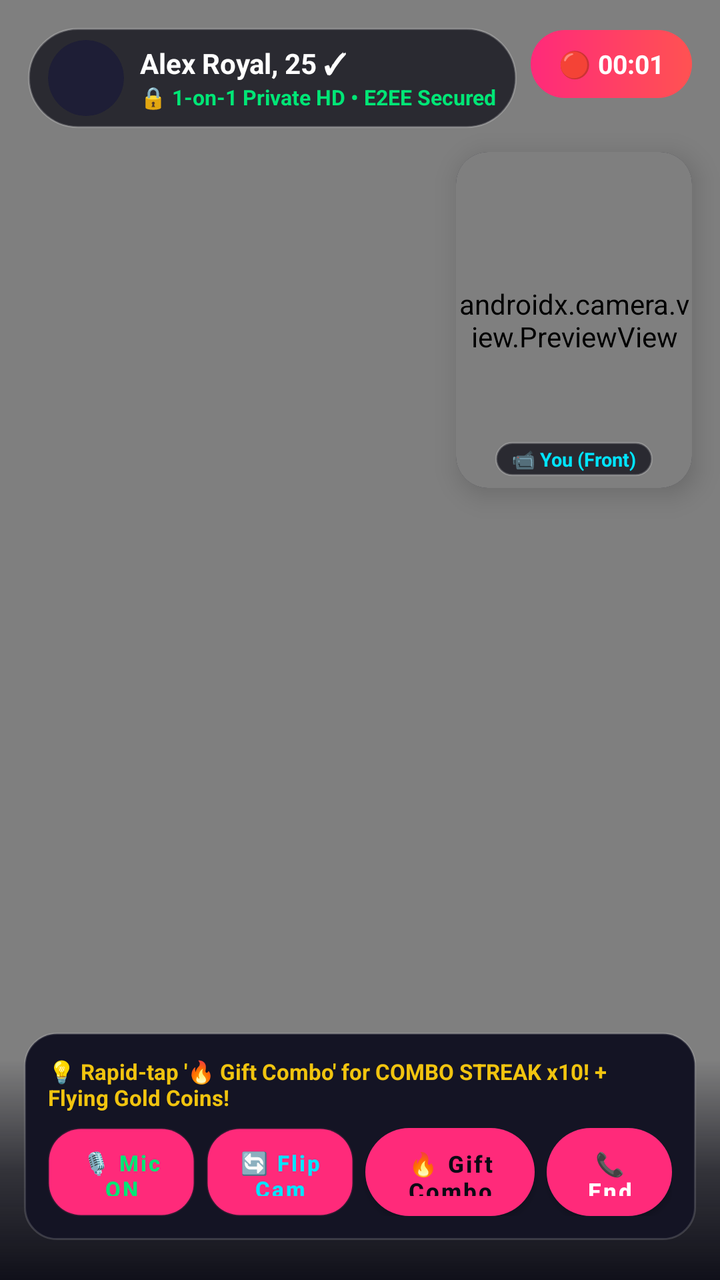
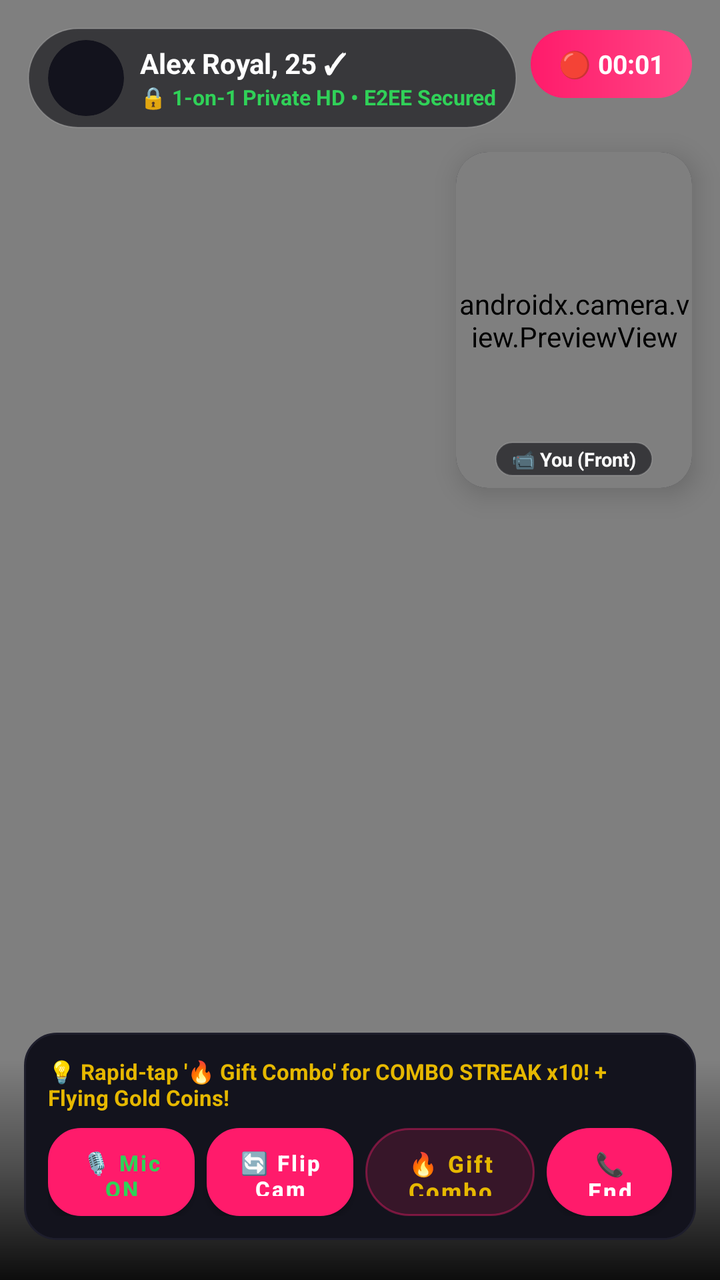

Screens rendered from an Android XML layout before and after an edit, with the pre-edit source and the edit as a unified diff.
<!-- AndroidManifest.xml: application theme Theme.QLUVX -->
<!-- res/layout/activity_private_video_call.xml -->
<?xml version="1.0" encoding="utf-8"?>
<FrameLayout xmlns:android="http://schemas.android.com/apk/res/android"
    xmlns:app="http://schemas.android.com/apk/res-auto"
    android:id="@+id/rootPrivateVideoCall"
    android:layout_width="match_parent"
    android:layout_height="match_parent"
    android:background="#0A0A14">

    
    <RelativeLayout
        android:layout_width="match_parent"
        android:layout_height="match_parent">

        <ImageView
            android:id="@+id/ivRemotePartnerBackdrop"
            android:layout_width="match_parent"
            android:layout_height="match_parent"
            android:scaleType="centerCrop" />

        <VideoView
            android:id="@+id/vvRemotePartnerVideo"
            android:layout_width="match_parent"
            android:layout_height="match_parent"
            android:layout_centerInParent="true" />

        
        <View
            android:layout_width="match_parent"
            android:layout_height="110dp"
            android:layout_alignParentBottom="true"
            android:background="@drawable/bg_nearby_bottom_scrim" />
    </RelativeLayout>

    
    <RelativeLayout
        android:layout_width="match_parent"
        android:layout_height="wrap_content"
        android:paddingHorizontal="14dp"
        android:paddingTop="14dp">

        <LinearLayout
            android:layout_width="wrap_content"
            android:layout_height="wrap_content"
            android:background="@drawable/bg_walla_pill_dark"
            android:gravity="center_vertical"
            android:orientation="horizontal"
            android:paddingHorizontal="10dp"
            android:paddingVertical="6dp">

            <androidx.cardview.widget.CardView
                android:layout_width="38dp"
                android:layout_height="38dp"
                app:cardBackgroundColor="#1E1E36"
                app:cardCornerRadius="19dp"
                app:cardElevation="0dp">

                <ImageView
                    android:id="@+id/ivPartnerHeaderAvatar"
                    android:layout_width="match_parent"
                    android:layout_height="match_parent"
                    android:scaleType="centerCrop" />
            </androidx.cardview.widget.CardView>

            <LinearLayout
                android:layout_width="wrap_content"
                android:layout_height="wrap_content"
                android:layout_marginStart="8dp"
                android:orientation="vertical">

                <TextView
                    android:id="@+id/tvCallPartnerName"
                    android:layout_width="wrap_content"
                    android:layout_height="wrap_content"
                    android:text="Alex Royal, 25 ✓"
                    android:textColor="#FFFFFF"
                    android:textSize="14sp"
                    android:textStyle="bold" />

                <TextView
                    android:id="@+id/tvCallEncryptedStatus"
                    android:layout_width="wrap_content"
                    android:layout_height="wrap_content"
                    android:text="🔒 1-on-1 Private HD • E2EE Secured"
                    android:textColor="#00E676"
                    android:textSize="10.5sp"
                    android:textStyle="bold" />
            </LinearLayout>
        </LinearLayout>

        
        <TextView
            android:id="@+id/tvCallTimer"
            android:layout_width="wrap_content"
            android:layout_height="34dp"
            android:layout_alignParentEnd="true"
            android:layout_centerVertical="true"
            android:background="@drawable/bg_walla_pink_pill"
            android:gravity="center"
            android:paddingHorizontal="14dp"
            android:text="🔴 00:01"
            android:textColor="#FFFFFF"
            android:textSize="13sp"
            android:textStyle="bold" />
    </RelativeLayout>

    
    <androidx.cardview.widget.CardView
        android:id="@+id/cardFloatingPipLocal"
        android:layout_width="118dp"
        android:layout_height="168dp"
        android:layout_gravity="top|end"
        android:layout_marginTop="76dp"
        android:layout_marginEnd="14dp"
        app:cardBackgroundColor="#141424"
        app:cardCornerRadius="16dp"
        app:cardElevation="8dp">

        <RelativeLayout
            android:layout_width="match_parent"
            android:layout_height="match_parent">

            <ImageView
                android:id="@+id/ivLocalPipFallback"
                android:layout_width="match_parent"
                android:layout_height="match_parent"
                android:scaleType="centerCrop" />

            <androidx.camera.view.PreviewView
                android:id="@+id/previewLocalPipCamera"
                android:layout_width="match_parent"
                android:layout_height="match_parent" />

            <TextView
                android:id="@+id/tvPipCameraBadge"
                android:layout_width="wrap_content"
                android:layout_height="wrap_content"
                android:layout_alignParentBottom="true"
                android:layout_centerHorizontal="true"
                android:layout_marginBottom="6dp"
                android:background="@drawable/bg_walla_pill_dark"
                android:paddingHorizontal="8dp"
                android:paddingVertical="2dp"
                android:text="📹 You (Front)"
                android:textColor="#00E5FF"
                android:textSize="9.5sp"
                android:textStyle="bold" />
        </RelativeLayout>
    </androidx.cardview.widget.CardView>

    
    <FrameLayout
        android:id="@+id/videoCallComboContainer"
        android:layout_width="match_parent"
        android:layout_height="match_parent"
        android:clickable="false"
        android:focusable="false" />

    
    <LinearLayout
        android:layout_width="match_parent"
        android:layout_height="wrap_content"
        android:layout_gravity="bottom"
        android:layout_marginHorizontal="12dp"
        android:layout_marginBottom="20dp"
        android:background="@drawable/bg_walla_glass_card"
        android:gravity="center"
        android:orientation="vertical"
        android:padding="12dp">

        <TextView
            android:id="@+id/tvComboHintBanner"
            android:layout_width="wrap_content"
            android:layout_height="wrap_content"
            android:layout_marginBottom="8dp"
            android:text="💡 Rapid-tap '🔥 Gift Combo' for COMBO STREAK x10! + Flying Gold Coins!"
            android:textColor="#F1C40F"
            android:textSize="11sp"
            android:textStyle="bold" />

        <LinearLayout
            android:layout_width="match_parent"
            android:layout_height="wrap_content"
            android:gravity="center"
            android:orientation="horizontal"
            android:weightSum="4">

            
            <Button
                android:id="@+id/btnCallMuteMic"
                android:layout_width="0dp"
                android:layout_height="44dp"
                android:layout_marginEnd="6dp"
                android:layout_weight="1"
                android:background="@drawable/bg_walla_glass_card"
                android:text="🎙️ Mic ON"
                android:textAllCaps="false"
                android:textColor="#00E676"
                android:textSize="11sp"
                android:textStyle="bold" />

            
            <Button
                android:id="@+id/btnCallFlipCamera"
                android:layout_width="0dp"
                android:layout_height="44dp"
                android:layout_marginEnd="6dp"
                android:layout_weight="1"
                android:background="@drawable/bg_walla_glass_card"
                android:text="🔄 Flip Cam"
                android:textAllCaps="false"
                android:textColor="#00E5FF"
                android:textSize="11sp"
                android:textStyle="bold" />

            
            <Button
                android:id="@+id/btnCallGiftCombo"
                android:layout_width="0dp"
                android:layout_height="44dp"
                android:layout_marginEnd="6dp"
                android:layout_weight="1.15"
                android:background="@drawable/bg_walla_gold_pill"
                android:text="🔥 Gift Combo"
                android:textAllCaps="false"
                android:textColor="#0A0A14"
                android:textSize="11.5sp"
                android:textStyle="bold" />

            
            <Button
                android:id="@+id/btnEndVideoCall"
                android:layout_width="0dp"
                android:layout_height="44dp"
                android:layout_weight="0.85"
                android:background="@drawable/bg_walla_pink_pill"
                android:text="📞 End"
                android:textAllCaps="false"
                android:textColor="#FFFFFF"
                android:textSize="11.5sp"
                android:textStyle="bold" />
        </LinearLayout>
    </LinearLayout>

</FrameLayout>
<!-- resources referenced by this layout -->
<resources>
  <!-- drawable bg_nearby_bottom_scrim (drawable) -->
  <?xml version="1.0" encoding="utf-8"?>
  <shape xmlns:android="http://schemas.android.com/apk/res/android"
      android:shape="rectangle">
      <gradient
          android:angle="90"
          android:centerColor="#A60A0A14"
          android:endColor="#000A0A14"
          android:startColor="#F20A0A14" />
  </shape>
  <!-- drawable bg_walla_glass_card (drawable) -->
  <?xml version="1.0" encoding="utf-8"?>
  <shape xmlns:android="http://schemas.android.com/apk/res/android"
      android:shape="rectangle">
      <solid android:color="#141424" />
      <corners android:radius="16dp" />
      <stroke
          android:width="1dp"
          android:color="#26FFFFFF" />
  </shape>
  <!-- drawable bg_walla_gold_pill (drawable) -->
  <?xml version="1.0" encoding="utf-8"?>
  <shape xmlns:android="http://schemas.android.com/apk/res/android"
      android:shape="rectangle">
      <gradient
          android:angle="0"
          android:endColor="#FF8F00"
          android:startColor="#F1C40F" />
      <corners android:radius="999dp" />
  </shape>
  <!-- drawable bg_walla_pill_dark (drawable) -->
  <?xml version="1.0" encoding="utf-8"?>
  <shape xmlns:android="http://schemas.android.com/apk/res/android"
      android:shape="rectangle">
      <solid android:color="#B80A0A14" />
      <corners android:radius="999dp" />
      <stroke
          android:width="1dp"
          android:color="#33FFFFFF" />
  </shape>
  <!-- drawable bg_walla_pink_pill (drawable) -->
  <?xml version="1.0" encoding="utf-8"?>
  <shape xmlns:android="http://schemas.android.com/apk/res/android"
      android:shape="rectangle">
      <gradient
          android:angle="0"
          android:endColor="#FF5252"
          android:startColor="#FF2A7A" />
      <corners android:radius="999dp" />
  </shape>
  <style name="Theme.QLUVX" parent="Theme.MaterialComponents.DayNight.NoActionBar">
          <item name="colorPrimary">@color/walla_pink_neon</item>
          <item name="colorPrimaryVariant">@color/walla_surface_obsidian</item>
          <item name="colorSecondary">@color/walla_cyan_neon</item>
          <item name="android:windowBackground">@color/walla_bg_velvet</item>
          <item name="android:statusBarColor">#0A0A14</item>
          <item name="android:navigationBarColor">#101020</item>
          <item name="android:textColorPrimary">@color/qluvx_text_primary</item>
          <item name="android:textColorSecondary">@color/qluvx_text_secondary</item>
      </style>
  <color name="walla_pink_neon">#FF2A7A</color>
  <color name="walla_surface_obsidian">#141424</color>
  <color name="walla_cyan_neon">#00E5FF</color>
  <color name="walla_bg_velvet">#0A0A14</color>
  <color name="qluvx_text_primary">#FFFFFF</color>
  <color name="qluvx_text_secondary">#C7C7E2</color>
</resources>

<!-- the commit's change to res/layout/activity_private_video_call.xml (unified diff, before → after) -->
@@ -4,7 +4,7 @@
     android:id="@+id/rootPrivateVideoCall"
     android:layout_width="match_parent"
     android:layout_height="match_parent"
-    android:background="#0A0A14">
+    android:background="#09090E">
 
     
     <RelativeLayout
@@ -50,7 +50,7 @@
             <androidx.cardview.widget.CardView
                 android:layout_width="38dp"
                 android:layout_height="38dp"
-                app:cardBackgroundColor="#1E1E36"
+                app:cardBackgroundColor="#13131D"
                 app:cardCornerRadius="19dp"
                 app:cardElevation="0dp">
 
@@ -81,7 +81,7 @@
                     android:layout_width="wrap_content"
                     android:layout_height="wrap_content"
                     android:text="🔒 1-on-1 Private HD • E2EE Secured"
-                    android:textColor="#00E676"
+                    android:textColor="#30D158"
                     android:textSize="10.5sp"
                     android:textStyle="bold" />
             </LinearLayout>
@@ -111,7 +111,7 @@
         android:layout_gravity="top|end"
         android:layout_marginTop="76dp"
         android:layout_marginEnd="14dp"
-        app:cardBackgroundColor="#141424"
+        app:cardBackgroundColor="#13131D"
         app:cardCornerRadius="16dp"
         app:cardElevation="8dp">
 
@@ -141,7 +141,7 @@
                 android:paddingHorizontal="8dp"
                 android:paddingVertical="2dp"
                 android:text="📹 You (Front)"
-                android:textColor="#00E5FF"
+                android:textColor="#FFFFFF"
                 android:textSize="9.5sp"
                 android:textStyle="bold" />
         </RelativeLayout>
@@ -173,7 +173,7 @@
             android:layout_height="wrap_content"
             android:layout_marginBottom="8dp"
             android:text="💡 Rapid-tap '🔥 Gift Combo' for COMBO STREAK x10! + Flying Gold Coins!"
-            android:textColor="#F1C40F"
+            android:textColor="#E6B800"
             android:textSize="11sp"
             android:textStyle="bold" />
 
@@ -194,7 +194,7 @@
                 android:background="@drawable/bg_walla_glass_card"
                 android:text="🎙️ Mic ON"
                 android:textAllCaps="false"
-                android:textColor="#00E676"
+                android:textColor="#30D158"
                 android:textSize="11sp"
                 android:textStyle="bold" />
 
@@ -208,7 +208,7 @@
                 android:background="@drawable/bg_walla_glass_card"
                 android:text="🔄 Flip Cam"
                 android:textAllCaps="false"
-                android:textColor="#00E5FF"
+                android:textColor="#FFFFFF"
                 android:textSize="11sp"
                 android:textStyle="bold" />
 
@@ -222,7 +222,7 @@
                 android:background="@drawable/bg_walla_gold_pill"
                 android:text="🔥 Gift Combo"
                 android:textAllCaps="false"
-                android:textColor="#0A0A14"
+                android:textColor="#E6B800"
                 android:textSize="11.5sp"
                 android:textStyle="bold" />
 
<!-- resource entries referenced after the edit -->
@@ -6,39 +6,39 @@
       android:shape="rectangle">
       <gradient
           android:angle="90"
-          android:centerColor="#A60A0A14"
-          android:endColor="#000A0A14"
-          android:startColor="#F20A0A14" />
+          android:centerColor="#66000000"
+          android:endColor="#00000000"
+          android:startColor="#E6000000" />
   </shape>
   <!-- drawable bg_walla_glass_card (drawable) -->
   <?xml version="1.0" encoding="utf-8"?>
   <shape xmlns:android="http://schemas.android.com/apk/res/android"
       android:shape="rectangle">
-      <solid android:color="#141424" />
+      <solid android:color="#13131D" />
       <corners android:radius="16dp" />
       <stroke
           android:width="1dp"
-          android:color="#26FFFFFF" />
+          android:color="#1E1E2C" />
   </shape>
   <!-- drawable bg_walla_gold_pill (drawable) -->
   <?xml version="1.0" encoding="utf-8"?>
   <shape xmlns:android="http://schemas.android.com/apk/res/android"
       android:shape="rectangle">
-      <gradient
-          android:angle="0"
-          android:endColor="#FF8F00"
-          android:startColor="#F1C40F" />
+      <solid android:color="#26E6B800" />
       <corners android:radius="999dp" />
+      <stroke
+          android:width="1dp"
+          android:color="#66E6B800" />
   </shape>
   <!-- drawable bg_walla_pill_dark (drawable) -->
   <?xml version="1.0" encoding="utf-8"?>
   <shape xmlns:android="http://schemas.android.com/apk/res/android"
       android:shape="rectangle">
-      <solid android:color="#B80A0A14" />
+      <solid android:color="#9909090E" />
       <corners android:radius="999dp" />
       <stroke
-          android:width="1dp"
-          android:color="#33FFFFFF" />
+          android:width="0.8dp"
+          android:color="#28FFFFFF" />
   </shape>
   <!-- drawable bg_walla_pink_pill (drawable) -->
   <?xml version="1.0" encoding="utf-8"?>
@@ -46,25 +46,25 @@
       android:shape="rectangle">
       <gradient
           android:angle="0"
-          android:endColor="#FF5252"
-          android:startColor="#FF2A7A" />
+          android:endColor="#FF4585"
+          android:startColor="#FF1B6B" />
       <corners android:radius="999dp" />
   </shape>
   <style name="Theme.QLUVX" parent="Theme.MaterialComponents.DayNight.NoActionBar">
           <item name="colorPrimary">@color/walla_pink_neon</item>
           <item name="colorPrimaryVariant">@color/walla_surface_obsidian</item>
-          <item name="colorSecondary">@color/walla_cyan_neon</item>
+          <item name="colorSecondary">@color/walla_gold_royal</item>
           <item name="android:windowBackground">@color/walla_bg_velvet</item>
-          <item name="android:statusBarColor">#0A0A14</item>
-          <item name="android:navigationBarColor">#101020</item>
+          <item name="android:statusBarColor">#09090E</item>
+          <item name="android:navigationBarColor">#000000</item>
           <item name="android:textColorPrimary">@color/qluvx_text_primary</item>
           <item name="android:textColorSecondary">@color/qluvx_text_secondary</item>
       </style>
-  <color name="walla_pink_neon">#FF2A7A</color>
-  <color name="walla_surface_obsidian">#141424</color>
-  <color name="walla_cyan_neon">#00E5FF</color>
-  <color name="walla_bg_velvet">#0A0A14</color>
+  <color name="walla_pink_neon">#FF1B6B</color>
+  <color name="walla_surface_obsidian">#13131D</color>
+  <color name="walla_gold_royal">#E6B800</color>
+  <color name="walla_bg_velvet">#09090E</color>
   <color name="qluvx_text_primary">#FFFFFF</color>
-  <color name="qluvx_text_secondary">#C7C7E2</color>
+  <color name="qluvx_text_secondary">#8E8E93</color>
 </resources>
 
